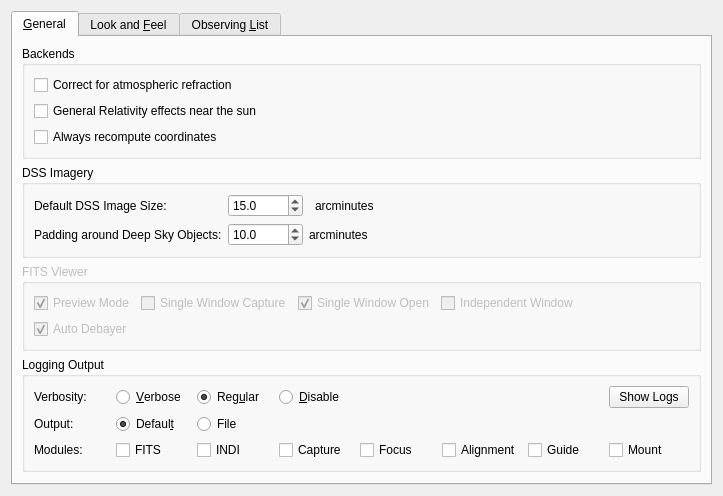
The window that kstars/options/opsadvanced.ui (KDE/kstars) describes before a commit, drawn with Qt 5.
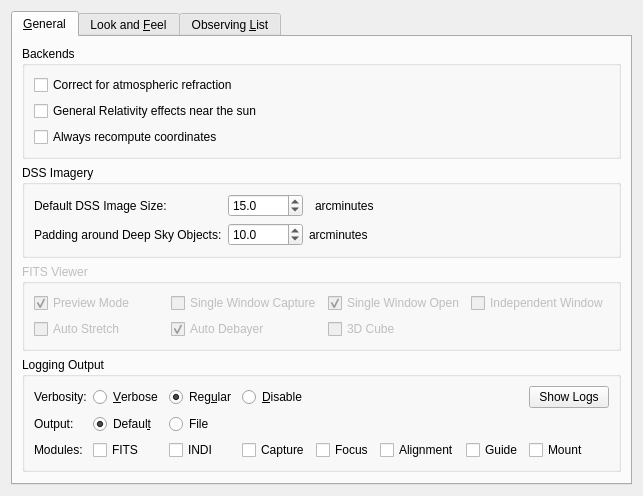
The same window after the commit. Custom widgets are drawn as their Qt base class.

Diff of the .ui file:
```diff
--- a/kstars/options/opsadvanced.ui
+++ b/kstars/options/opsadvanced.ui
@@ -6,8 +6,8 @@
    <rect>
     <x>0</x>
     <y>0</y>
-    <width>723</width>
-    <height>486</height>
+    <width>584</width>
+    <height>418</height>
    </rect>
   </property>
   <layout class="QVBoxLayout" name="verticalLayout_5">
@@ -170,10 +170,8 @@
          <property name="title">
           <string>FITS Viewer</string>
          </property>
-         <layout class="QVBoxLayout" name="verticalLayout_7">
-          <item>
-           <layout class="QHBoxLayout" name="horizontalLayout_2">
-            <item>
+         <layout class="QGridLayout" name="gridLayout_3">
+          <item row="0" column="0">
              <widget class="QCheckBox" name="kcfg_singlePreviewFITS">
               <property name="toolTip">
                <string>Display all captured FITS images in a single tab instead of multiple tabs per image.</string>
@@ -192,7 +190,7 @@
               </property>
              </widget>
             </item>
-            <item>
+          <item row="0" column="1">
              <widget class="QCheckBox" name="kcfg_singleWindowCapturedFITS">
               <property name="toolTip">
                <string>Display captured FITS images from all cameras in a single FITS Viewer window instead of a dedicated window to each camera.</string>
@@ -208,7 +206,7 @@
               </property>
              </widget>
             </item>
-            <item>
+          <item row="0" column="2">
              <widget class="QCheckBox" name="kcfg_singleWindowOpenedFITS">
               <property name="toolTip">
                <string>Display opened FITS images in a single FITS Viewer window instead of a dedicated window to each file.</string>
@@ -224,7 +222,7 @@
               </property>
              </widget>
             </item>
-            <item>
+          <item row="0" column="3">
              <widget class="QCheckBox" name="kcfg_independentWindowFITS">
               <property name="toolTip">
                <string>Make FITS Viewer window independent from KStars</string>
@@ -234,22 +232,17 @@
               </property>
              </widget>
             </item>
-            <item>
-             <spacer name="horizontalSpacer">
-              <property name="orientation">
-               <enum>Qt::Horizontal</enum>
-              </property>
-              <property name="sizeHint" stdset="0">
-               <size>
-                <width>40</width>
-                <height>20</height>
-               </size>
-              </property>
-             </spacer>
-            </item>
-           </layout>
-          </item>
-          <item>
+          <item row="1" column="0">
+           <widget class="QCheckBox" name="kcfg_AutoStretch">
+            <property name="toolTip">
+             <string>Always apply auto stretch to images in FITS Viewer</string>
+            </property>
+            <property name="text">
+             <string>Auto Stretch</string>
+            </property>
+           </widget>
+          </item>
+          <item row="1" column="1">
            <widget class="QCheckBox" name="kcfg_autoDebayerFITS">
             <property name="text">
              <string>Auto Debayer</string>
@@ -259,6 +252,16 @@
             </property>
            </widget>
           </item>
+          <item row="1" column="2">
+           <widget class="QCheckBox" name="kcfg_auto3DCube">
+            <property name="toolTip">
+             <string>Process 3D (RGB) FITS images. If unchecked, only first channel is processed.</string>
+            </property>
+            <property name="text">
+             <string>3D Cube</string>
+            </property>
+           </widget>
+          </item>
          </layout>
         </widget>
        </item>
```
Left out of the diff: 3 changed lines with no effect on the pictures. Lines whose indentation alone changed are shown as unchanged.
